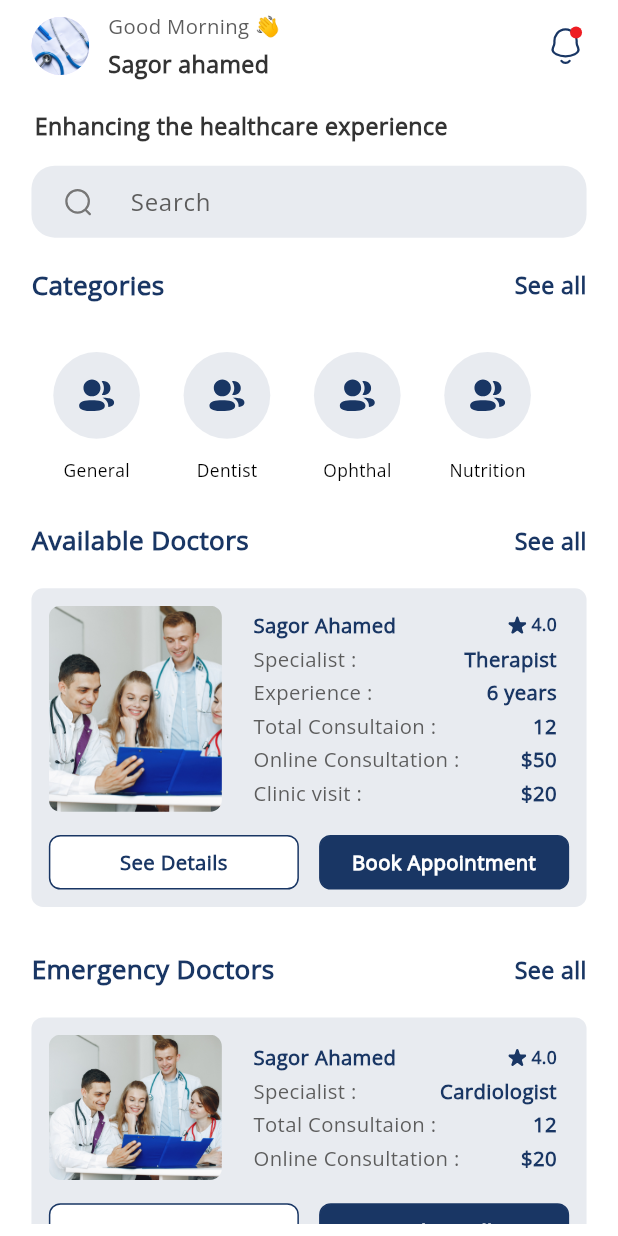
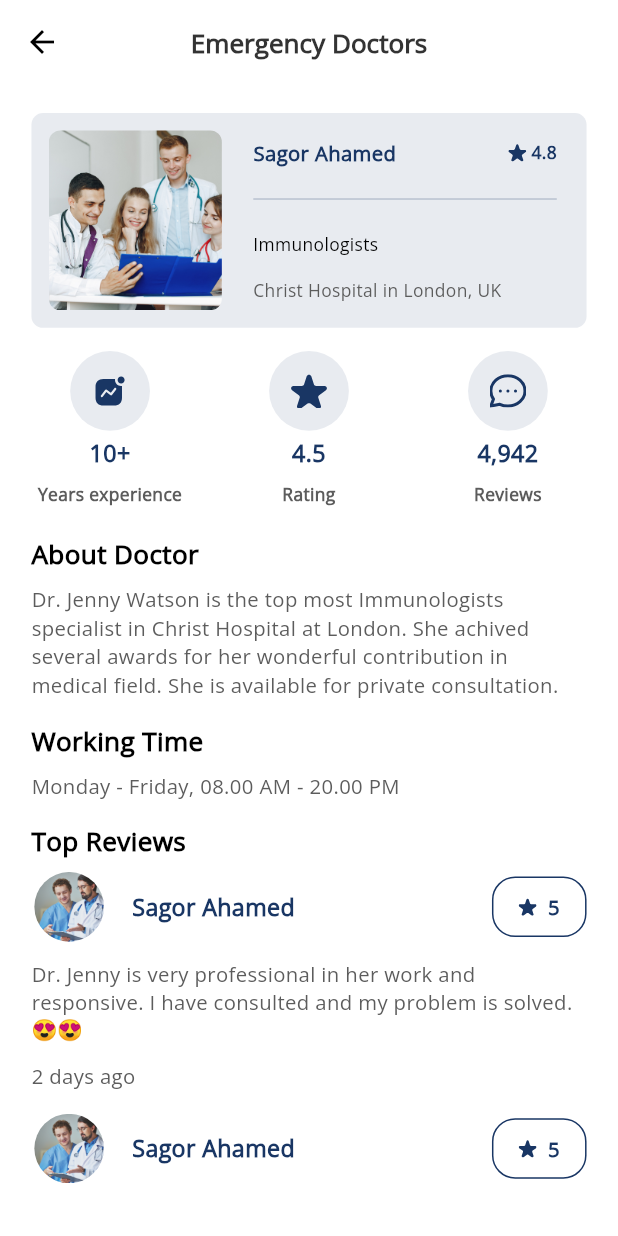
Before and after one commit to sagorahamed1/medical-appointment, a Flutter app: the UserHomeScreen screen opened by its route, after a tap on "See Details", on a phone screen of 412 x 824 dp. Run offline on Flutter 3.47's test engine with Material 3 defaults, Android fonts, the phone set to English and light mode, and no system bars; our stand-ins replace flutter_screenutil, flutter_spinkit, flutter_svg, get, pin_code_fields, shared_preferences and 1 more; accounts and stored records are empty.

Commit message:
doctors details screen done

```diff
--- a/lib/routes/app_routes.dart
+++ b/lib/routes/app_routes.dart
@@ -11,6 +11,7 @@ import '../views/screens/Auth/veryfy_email/veryfy_email_screen.dart';
 import '../views/screens/User/Available_Doctors/availablle_doctors_screen.dart';
 import '../views/screens/User/Emergency_Doctors/availablle_doctors_screen.dart';
 import '../views/screens/User/User_home/user_home_screen.dart';
+import '../views/screens/User/doctor_details/doctor_details_screen.dart';
 import '../views/screens/User/search/user_search_screen.dart';
 import '../views/screens/User/user_bottom_nav_bar/user_bottom_nav_bar.dart';
 import '../views/screens/User/user_category/user_category_screen.dart';
@@ -36,6 +37,7 @@ class AppRoutes {
   static const String availablleDoctorsScreen = "/AvailablleDoctorsScreen.dart";
   static const String emergencyDoctorsScreen = "/EmergencyDoctorsScreen.dart";
   static const String userCategoryScreen = "/UserCategoryScreen.dart";
+  static const String doctorDetailsScreen = "/DoctorDetailsScreen.dart";
 
 
   static List<GetPage> get routes => [
@@ -55,5 +57,6 @@ class AppRoutes {
         GetPage(name: availablleDoctorsScreen, page: () => AvailablleDoctorsScreen()),
         GetPage(name: emergencyDoctorsScreen, page: () => EmergencyDoctorsScreen()),
         GetPage(name: userCategoryScreen, page: () => UserCategoryScreen()),
+        GetPage(name: doctorDetailsScreen, page: () => DoctorDetailsScreen()),
   ];
 }
--- a/lib/utils/app_icons.dart
+++ b/lib/utils/app_icons.dart
@@ -19,5 +19,6 @@ class AppIcons {
   static const String profileIcon = "$path/profileIcon.svg";
   static const String notificationbell = "$path/notificationbell.svg";
   static const String crossIcon = "$path/cross_icon.svg";
+  static const String experienceIcon = "$path/experience.svg";
 
 }
--- a/lib/utils/app_strings.dart
+++ b/lib/utils/app_strings.dart
@@ -52,6 +52,13 @@ class AppString {
   static const String   message  = "Message";
   static const String   videoCall  = "Video Call";
   static const String   notifications  = "Notifications";
+  static const String   doctorDetails  = "Doctor Details";
+  static const String   yearsExperience  = "Years experience";
+  static const String   rating  = "Rating";
+  static const String   reviews  = "Reviews";
+  static const String   aboutDoctor  = "About Doctor";
+  static const String   workingTime  = "Working Time";
+  static const String   topReviews  = "Top Reviews";
 
 
 
--- a/lib/views/screens/User/User_home/user_home_screen.dart
+++ b/lib/views/screens/User/User_home/user_home_screen.dart
@@ -80,7 +80,7 @@ class UserHomeScreen extends StatelessWidget {
                     scrollDirection: Axis.vertical,
                     itemCount: 1,
                     itemBuilder: (context, index) {
-                      return    const AvailableDoctorsCard(
+                      return     AvailableDoctorsCard(
                         experience: "6 years",
                         rating: "4.0",
                         clinicVisit: r"$20",
@@ -91,6 +91,9 @@ class UserHomeScreen extends StatelessWidget {
                         imageHeight: 142,
                         leftBtnText: AppString.seeDetails,
                         rightBtnText: AppString.bookAppointment,
+                        leftBtnOntap: (){
+                          Get.toNamed(AppRoutes.doctorDetailsScreen);
+                        },
                       );
                     },
                   ),
--- /dev/null
+++ b/lib/views/screens/User/doctor_details/Inner_widgets/top_doctor_box_card.dart
@@ -0,0 +1,97 @@
+import 'package:flutter/material.dart';
+import 'package:flutter_screenutil/flutter_screenutil.dart';
+import 'package:flutter_svg/svg.dart';
+
+import '../../../../../utils/app_colors.dart';
+import '../../../../../utils/app_icons.dart';
+import '../../../../../utils/app_images.dart';
+import '../../../../widgets/custom_text.dart';
+
+class TopDoctorBoxCard extends StatelessWidget {
+  TopDoctorBoxCard({super.key});
+
+  @override
+  Widget build(BuildContext context) {
+    return             Container(
+      decoration: BoxDecoration(
+          color: AppColors.fillColorE8EBF0,
+          borderRadius: BorderRadius.circular(8.r)),
+      child: Padding(
+        padding: EdgeInsets.all(12.r),
+        child: Column(
+          children: [
+            Row(
+              children: [
+                Container(
+                    clipBehavior: Clip.antiAlias,
+                    decoration: BoxDecoration(
+                        borderRadius: BorderRadius.circular(8.r)),
+                    child: Image.asset(
+                      AppImages.getStarted1,
+                      height: 120,
+                      width: 110.w,
+                      fit: BoxFit.cover,
+                    )),
+                SizedBox(
+                  width: 213.w,
+                  child: Padding(
+                    padding: EdgeInsets.only(left: 20.w),
+                    child: Align(
+                      alignment: Alignment.topLeft,
+                      child: Column(
+                        crossAxisAlignment: CrossAxisAlignment.start,
+                        children: [
+                          Row(
+                            mainAxisAlignment: MainAxisAlignment.spaceBetween,
+                            children: [
+                              Expanded(
+                                child: CustomText(
+                                    textAlign: TextAlign.start,
+                                    text: "Sagor Ahamed ",
+                                    color: AppColors.primaryColor,
+                                    fontWeight: FontWeight.w600),
+                              ),
+                              Row(
+                                children: [
+                                  SvgPicture.asset(AppIcons.star),
+                                  CustomText(
+                                      text: " 4.8",
+                                      color: AppColors.primaryColor,
+                                      fontWeight: FontWeight.w600,
+                                      fontsize: 12.h),
+                                ],
+                              ),
+                            ],
+                          ),
+                          SizedBox(height: 14.h),
+                          const Divider(
+                            color: Color(0xffB8C1CF),
+                          ),
+                          CustomText(
+                              text: "Immunologists",
+                              color: Colors.black,
+                              fontsize: 12.h,
+                              fontWeight: FontWeight.w500,
+                              top: 14.h,
+                              bottom: 14.h),
+                          CustomText(
+                            text: "Christ Hospital in London, UK",
+                            color: AppColors.textColor5C5C5C,
+                            maxline: 2,
+                            fontsize: 12.h,
+                            fontWeight: FontWeight.w500,
+                          ),
+                        ],
+                      ),
+                    ),
+                  ),
+                )
+              ],
+            ),
+          ],
+        ),
+      ),
+    )
+    ;
+  }
+}
--- /dev/null
+++ b/lib/views/screens/User/doctor_details/doctor_details_screen.dart
@@ -0,0 +1,160 @@
+import 'package:doctor_appointment/utils/app_dimentions.dart';
+import 'package:doctor_appointment/views/widgets/custom_button.dart';
+import 'package:flutter/material.dart';
+import 'package:flutter_screenutil/flutter_screenutil.dart';
+import 'package:flutter_svg/svg.dart';
+
+import '../../../../utils/app_colors.dart';
+import '../../../../utils/app_icons.dart';
+import '../../../../utils/app_images.dart';
+import '../../../../utils/app_strings.dart';
+import '../../../widgets/custom_text.dart';
+import '../../../widgets/top_review_card.dart';
+import 'Inner_widgets/top_doctor_box_card.dart';
+
+class DoctorDetailsScreen extends StatelessWidget {
+  const DoctorDetailsScreen({super.key});
+
+  @override
+  Widget build(BuildContext context) {
+    return Scaffold(
+      ///-----------------------------------app bar section-------------------------->
+      appBar: AppBar(
+        title: CustomText(
+          text: AppString.emergencyDoctors,
+          fontsize: 18.h,
+          fontWeight: FontWeight.w600,
+        ),
+      ),
+
+      body: Padding(
+        padding: EdgeInsets.symmetric(
+            horizontal: Dimensions.paddingSizeDefault.w,
+            vertical: Dimensions.paddingSizeDefault.h),
+        child: SingleChildScrollView(
+          child: Column(
+            crossAxisAlignment: CrossAxisAlignment.start,
+            children: [
+              /// ======================top Doctor Box Card==========================>
+              TopDoctorBoxCard(),
+
+              SizedBox(height: 16.h),
+
+              ///======================Rating and Experience Card====================>
+              Row(
+                mainAxisAlignment: MainAxisAlignment.spaceBetween,
+                children: [
+                  _ratingExperience(
+                      '10+', "Years experience", AppIcons.experienceIcon),
+                  _ratingExperience('4.5', "Rating", AppIcons.star),
+                  _ratingExperience('4,942', "Reviews", AppIcons.messageIcon),
+                ],
+              ),
+
+              ///===============================Custom Two Text==================================>
+              _customTwoText(
+                AppString.aboutDoctor,
+                'Dr. Jenny Watson is the top most Immunologists specialist in Christ Hospital at London. She achived several awards for her wonderful contribution in medical field. She is available for private consultation.',
+              ),
+              _customTwoText(
+                AppString.workingTime,
+                'Monday - Friday, 08.00 AM - 20.00 PM',
+              ),
+
+              ///======================Top Review Text=========================>
+              CustomText(
+                  text: AppString.topReviews,
+                  fontWeight: FontWeight.w600,
+                  fontsize: 18.h,
+                  color: Colors.black,
+                  top: 16.h,
+                  bottom: 8.h),
+
+              ///=============================Top Review List views=======================>
+              SizedBox(
+                height: 490.h,
+                child: ListView.builder(
+                  physics: const NeverScrollableScrollPhysics(),
+                  itemCount: 3,
+                  shrinkWrap: true,
+                  itemBuilder: (context, index) {
+                    return const TopReviewsCard(
+                      image: AppImages.getStarted2,
+                      description: 'Dr. Jenny is very professional in her work and responsive. I have consulted and my problem is solved. 😍😍',
+                      rathing: "5",
+                      reviewName: "Sagor Ahamed",
+                      timeAgo: "2 days ago",
+                    );
+                  },
+                ),
+              ),
+
+              ///===========================Button=============================>
+              SizedBox(height: 20.h),
+              CustomButton(onpress: (){}, title: AppString.bookAppointment)
+            ],
+          ),
+        ),
+      ),
+    );
+  }
+
+  Widget _ratingExperience(String rating, experience, icon) {
+    return SizedBox(
+      width: 100.w,
+      child: Column(
+        children: [
+          Container(
+            decoration: const BoxDecoration(
+                shape: BoxShape.circle, color: AppColors.fillColorE8EBF0),
+            child: Padding(
+              padding: EdgeInsets.all(16.r),
+              child: SvgPicture.asset(
+                icon,
+                color: AppColors.primaryColor,
+                height: 23.h,
+                width: 23.w,
+                fit: BoxFit.cover,
+              ),
+            ),
+          ),
+          CustomText(
+              text: rating,
+              fontWeight: FontWeight.w600,
+              fontsize: 16.h,
+              color: AppColors.primaryColor,
+              top: 4.h,
+              bottom: 4.h),
+          CustomText(
+              text: experience,
+              fontWeight: FontWeight.w600,
+              fontsize: 12.h,
+              color: AppColors.textColor5C5C5C,
+              top: 4.h,
+              bottom: 4.h),
+        ],
+      ),
+    );
+  }
+
+  Widget _customTwoText(String title, description) {
+    return Column(
+      crossAxisAlignment: CrossAxisAlignment.start,
+      children: [
+        CustomText(
+            text: title,
+            fontWeight: FontWeight.w600,
+            fontsize: 18.h,
+            color: Colors.black,
+            top: 16.h,
+            bottom: 8.h),
+        CustomText(
+          text: description,
+          color: AppColors.textColor5C5C5C,
+          maxline: 10,
+          textAlign: TextAlign.start,
+        ),
+      ],
+    );
+  }
+}
--- a/lib/views/widgets/available_doctors_card.dart
+++ b/lib/views/widgets/available_doctors_card.dart
@@ -11,6 +11,7 @@ import 'custom_two_button.dart';
 
 class AvailableDoctorsCard extends StatelessWidget {
   final String? doctorName;
+  final VoidCallback? leftBtnOntap;
   final double? imageHeight;
   final String? doctorImage;
   final String? rating;
@@ -28,6 +29,7 @@ class AvailableDoctorsCard extends StatelessWidget {
         this.doctorImage,
         this.rating,
         this.specialist,
+        this.leftBtnOntap,
         this.experience,
         this.totalConsultaion,
         this.onlineConsultation,
@@ -102,7 +104,7 @@ class AvailableDoctorsCard extends StatelessWidget {
               width: 159.w,
               btnNameList: ["$leftBtnText", "$rightBtnText"],
               rightBtnOnTap: () {},
-              leftBtnOnTap: () {},
+              leftBtnOnTap: leftBtnOntap,
               initialSeclected: 0,
             )
           ],
--- /dev/null
+++ b/lib/views/widgets/top_review_card.dart
@@ -0,0 +1,92 @@
+
+import 'package:flutter/material.dart';
+import 'package:flutter_screenutil/flutter_screenutil.dart';
+import 'package:flutter_svg/svg.dart';
+
+import '../../utils/app_colors.dart';
+import '../../utils/app_icons.dart';
+import 'custom_text.dart';
+
+class TopReviewsCard extends StatelessWidget {
+  final String? image;
+  final String? description;
+  final String? timeAgo;
+  final String? rathing;
+  final String? reviewName;
+
+  const TopReviewsCard(
+      {super.key,
+        this.image,
+        this.description,
+        this.timeAgo,
+        this.rathing,
+        this.reviewName});
+
+  @override
+  Widget build(BuildContext context) {
+    return Column(
+      crossAxisAlignment: CrossAxisAlignment.start,
+      children: [
+        Row(
+          mainAxisAlignment: MainAxisAlignment.spaceBetween,
+          children: [
+            ///========================Image and Name======================>
+            Row(
+              children: [
+                Container(
+                    height: 48.h,
+                    width: 48.w,
+                    clipBehavior: Clip.antiAlias,
+                    decoration: const BoxDecoration(shape: BoxShape.circle),
+                    child: Image.asset(
+                      '$image',
+                      fit: BoxFit.cover,
+                    )),
+                CustomText(
+                  text: "$reviewName",
+                  fontsize: 16.h,
+                  fontWeight: FontWeight.w600,
+                  color: AppColors.primaryColor,
+                  left: 16.w,
+                )
+              ],
+            ),
+
+            Container(
+              decoration: BoxDecoration(
+                  borderRadius: BorderRadius.circular(16.r),
+                  border: Border.all(color: AppColors.primaryColor)),
+              child: Padding(
+                padding: EdgeInsets.symmetric(vertical: 10.h, horizontal: 16.w),
+                child: Row(
+                  children: [
+                    SvgPicture.asset(AppIcons.star),
+                    CustomText(
+                        text: "  $rathing",
+                        fontWeight: FontWeight.w600,
+                        color: AppColors.primaryColor)
+                  ],
+                ),
+              ),
+            )
+          ],
+        ),
+        SizedBox(height: 12.h),
+        CustomText(
+          text: "$description",
+          color: AppColors.textColor5C5C5C,
+          maxline: 10,
+          bottom: 12.h,
+          textAlign: TextAlign.start,
+        ),
+        CustomText(
+          text: '$timeAgo',
+          color: AppColors.textColor5C5C5C,
+          maxline: 10,
+          bottom: 16.h,
+          textAlign: TextAlign.start,
+        ),
+      ],
+    );
+  }
+}
```
Also changed, not shown: assets/icons/experience.svg (added).
